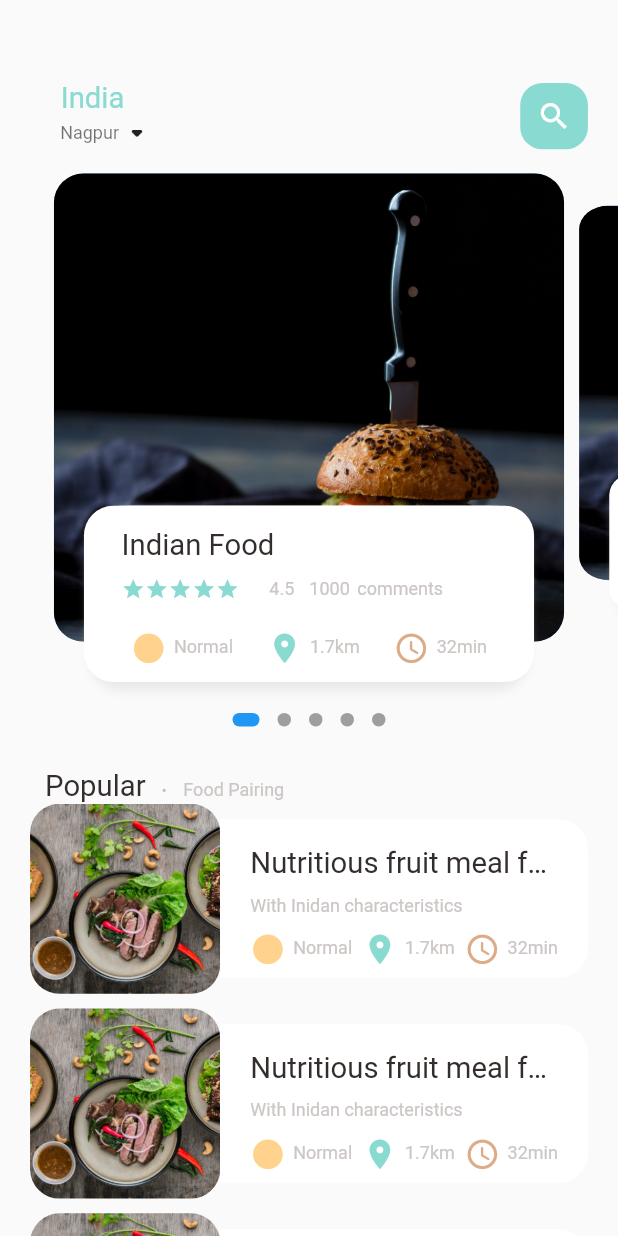
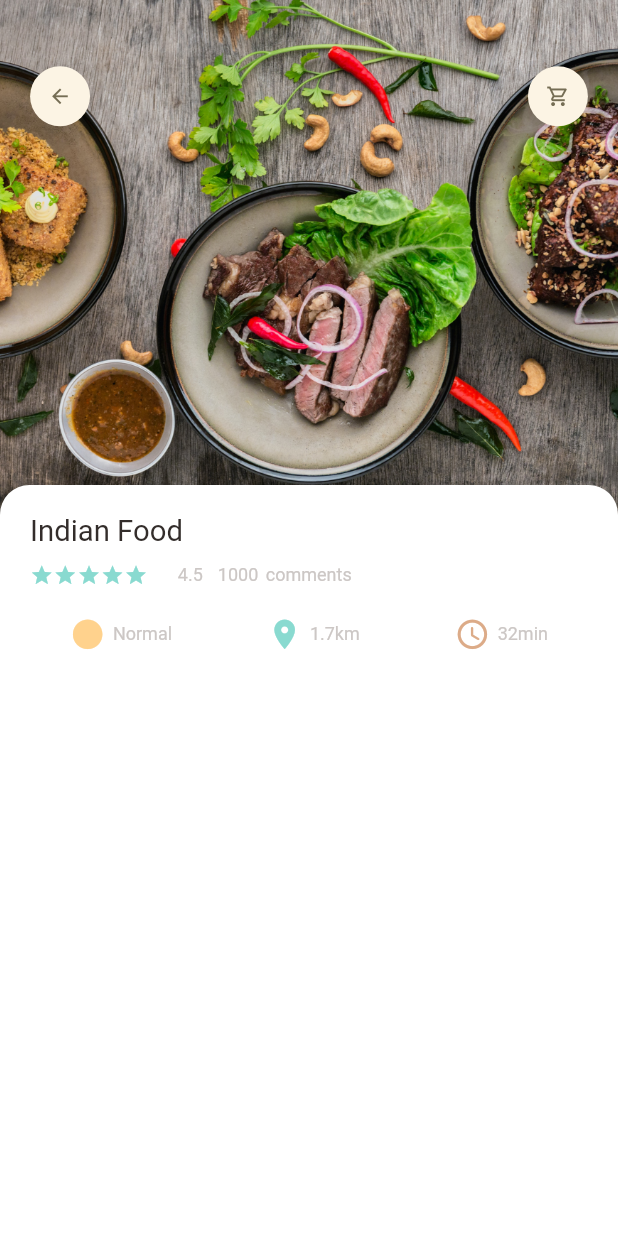
Before and after one commit to abdGhost/ecommerce_app, a Flutter app: the screen it shows after launch, on a phone screen of 412 x 824 dp. Run offline on Flutter 3.47's test engine with Material 2 defaults, Android fonts, the phone set to English and light mode, and no system bars; drawn by our look-alikes of dots_indicator; our stand-ins replace get.

Commit message:
Added popular section and also added food detauls screen

```diff
--- a/lib/main.dart
+++ b/lib/main.dart
@@ -1,6 +1,6 @@
 import 'package:flutter/material.dart';
 import 'package:get/get_navigation/src/root/get_material_app.dart';
-import 'package:shop_app/pages/home/main_food_screen.dart';
+import 'package:shop_app/pages/food/popular_food_details.dart';
 
 void main() {
   runApp(const MyApp());
@@ -17,7 +17,7 @@ class MyApp extends StatelessWidget {
       theme: ThemeData(
         primarySwatch: Colors.blue,
       ),
-      home: const MainFoodScreen(),
+      home: PopularFoodDetails(),
     );
   }
 }
--- /dev/null
+++ b/lib/pages/food/popular_food_details.dart
@@ -0,0 +1,71 @@
+import 'package:flutter/cupertino.dart';
+import 'package:flutter/material.dart';
+import 'package:shop_app/util/dimensions.dart';
+
+import '../../widget/app_column.dart';
+import '../../widget/appbar_icon.dart';
+
+class PopularFoodDetails extends StatelessWidget {
+  const PopularFoodDetails({Key? key}) : super(key: key);
+
+  @override
+  Widget build(BuildContext context) {
+    return Scaffold(
+      body: Stack(
+        children: [
+          Positioned(
+            left: 0,
+            right: 0,
+            child: Container(
+              width: double.maxFinite,
+              height: Dimensions.popularFoodImageSize,
+              decoration: const BoxDecoration(
+                image: DecorationImage(
+                  fit: BoxFit.cover,
+                  image: AssetImage('assets/images/food1.jpg'),
+                ),
+              ),
+            ),
+          ),
+          Positioned(
+            top: Dimensions.height45,
+            left: Dimensions.width20,
+            right: Dimensions.width20,
+            child: Row(
+              mainAxisAlignment: MainAxisAlignment.spaceBetween,
+              children: [
+                AppbarIcon(
+                  icon: Icons.arrow_back,
+                ),
+                AppbarIcon(
+                  icon: Icons.shopping_cart_outlined,
+                )
+              ],
+            ),
+          ),
+          Positioned(
+            left: 0,
+            right: 0,
+            bottom: 0,
+            top: Dimensions.popularFoodImageSize - 20,
+            child: Container(
+              padding: EdgeInsets.only(
+                left: Dimensions.width20,
+                right: Dimensions.width20,
+                top: Dimensions.height20,
+              ),
+              decoration: BoxDecoration(
+                borderRadius: BorderRadius.only(
+                  topRight: Radius.circular(Dimensions.radius20),
+                  topLeft: Radius.circular(Dimensions.radius20),
+                ),
+                color: Colors.white,
+              ),
+              child: const AppColumn(),
+            ),
+          )
+        ],
+      ),
+    );
+  }
+}
--- a/lib/util/dimensions.dart
+++ b/lib/util/dimensions.dart
@@ -4,20 +4,20 @@ class Dimensions {
   static double screenHeight = Get.context!.height;
   static double screenWidth = Get.context!.width;
 
-  //Dynamic height for Card Container
+  // Dynamic height for Card Container
   static double paveView1 = screenHeight / 2.33;
   static double pageView = screenHeight / 2.64;
   static double pageViewController = screenHeight / 3.84;
   static double pageViewTextController = screenHeight / 7.02;
 
-  //Dynamic height for padding and margin
+  // Dynamic height for padding and margin
   static double height10 = screenHeight / 84.4;
   static double height15 = screenHeight / 56.27;
   static double height20 = screenHeight / 42.2;
   static double height45 = screenHeight / 18.66;
   static double height55 = screenHeight / 15.27;
 
-  //Dynamic width for padding and margin
+  // Dynamic width for padding and margin
   static double width5 = screenWidth / 82;
   static double width10 = screenWidth / 41.1;
   static double width15 = screenWidth / 27.4;
@@ -26,19 +26,23 @@ class Dimensions {
   static double width45 = screenWidth / 9.13;
   static double width55 = screenWidth / 7.47;
 
-  //Dynamic Font Size
+  // Dynamic Font Size
   static double font16 = screenHeight / 52.5;
   static double font20 = screenHeight / 42.2;
 
-  //Dynamic Radius
+  // Dynamic Radius
   static double radius5 = screenHeight / 168;
   static double radius15 = screenHeight / 56;
   static double radius20 = screenHeight / 42;
 
-  //Dynamic IconSize
+  // Dynamic IconSize
   static double iconSize24 = screenHeight / 35;
+  static double iconSize16 = screenHeight / 52.75;
 
-  //ListView Size
+  // ListView Size
   static double listviewImgSize = screenWidth / 3.25;
   static double listviewTextContSize = screenWidth / 3.9;
+
+  // Popular Food Section
+  static double popularFoodImageSize = screenHeight / 2.4;
 }
--- /dev/null
+++ b/lib/widget/app_column.dart
@@ -0,0 +1,82 @@
+import 'package:flutter/cupertino.dart';
+import 'package:flutter/material.dart';
+import 'package:shop_app/widget/small_text.dart';
+
+import '../util/app_color.dart';
+import '../util/dimensions.dart';
+import 'big_text.dart';
+import 'icon_and_text_widget.dart';
+
+class AppColumn extends StatelessWidget {
+  const AppColumn({Key? key}) : super(key: key);
+
+  @override
+  Widget build(BuildContext context) {
+    return Column(
+      crossAxisAlignment: CrossAxisAlignment.start,
+      children: [
+        BigText(
+          text: 'Indian Food',
+        ),
+        SizedBox(
+          height: Dimensions.height10,
+        ),
+        Row(
+          children: [
+            Wrap(
+              children: List.generate(
+                5,
+                (index) => Icon(
+                  Icons.star,
+                  color: AppColors.mainColor,
+                  size: Dimensions.font16,
+                ),
+              ),
+            ),
+            SizedBox(
+              width: Dimensions.width20,
+            ),
+            SmallText(text: '4.5'),
+            SizedBox(
+              width: Dimensions.width10,
+            ),
+            SmallText(text: '1000'),
+            SizedBox(
+              width: Dimensions.width5,
+            ),
+            SmallText(text: 'comments'),
+          ],
+        ),
+        SizedBox(
+          height: Dimensions.height20,
+        ),
+        Row(
+          mainAxisAlignment: MainAxisAlignment.spaceEvenly,
+          children: [
+            IconAndTextWidget(
+              text: "Normal",
+              icon: Icons.circle_sharp,
+              iconColor: AppColors.iconColor01,
+            ),
+            SizedBox(
+              width: Dimensions.width10,
+            ),
+            IconAndTextWidget(
+              text: "1.7km",
+              icon: Icons.location_on,
+              iconColor: AppColors.mainColor,
+            ),
+            SizedBox(
+              width: Dimensions.width10,
+            ),
+            IconAndTextWidget(
+              text: "32min",
+              icon: Icons.access_time_rounded,
+              iconColor: AppColors.iconColor02,
+            ),
+          ],
+        ),
+      ],
+    );
+  }
+}
--- /dev/null
+++ b/lib/widget/appbar_icon.dart
@@ -0,0 +1,34 @@
+import 'package:flutter/cupertino.dart';
+
+import '../util/dimensions.dart';
+
+class AppbarIcon extends StatelessWidget {
+  final IconData icon;
+  final Color backgroundColor;
+  final Color iconColor;
+  final double size;
+
+  AppbarIcon({
+    required this.icon,
+    this.backgroundColor = const Color(0xFFfcf4e4),
+    this.iconColor = const Color(0xFF756d54),
+    this.size = 40,
+  });
+
+  @override
+  Widget build(BuildContext context) {
+    return Container(
+      width: size,
+      height: size,
+      decoration: BoxDecoration(
+        borderRadius: BorderRadius.circular(size / 2),
+        color: backgroundColor,
+      ),
+      child: Icon(
+        icon,
+        size: Dimensions.iconSize16,
+        color: iconColor,
+      ),
+    );
+  }
+}
```
